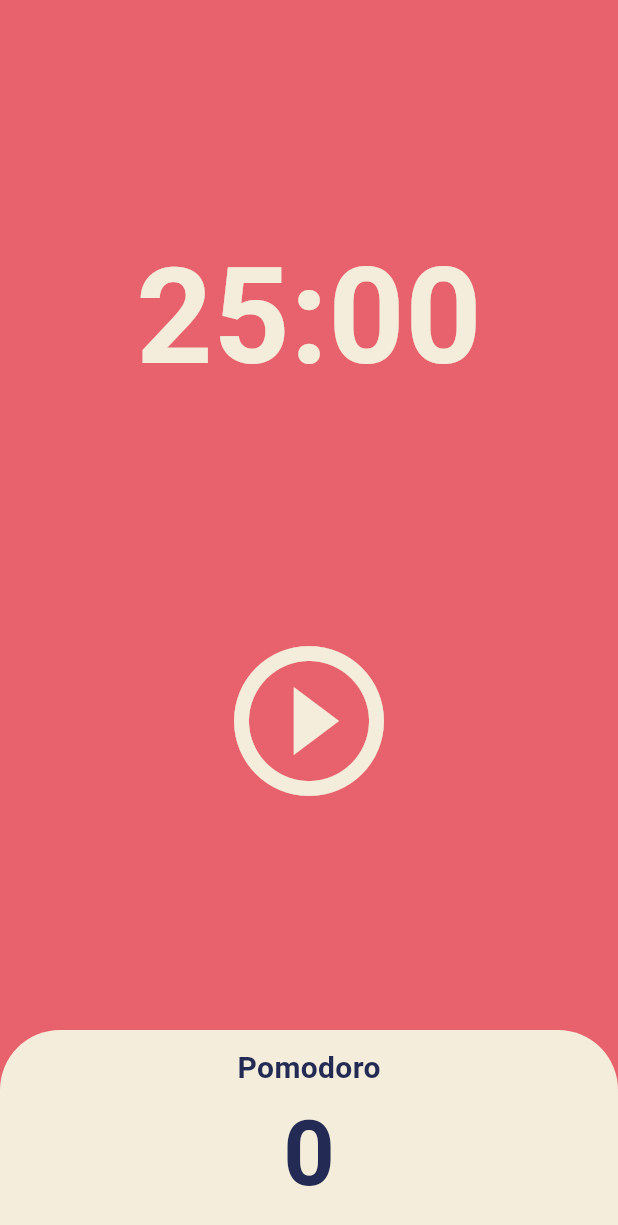
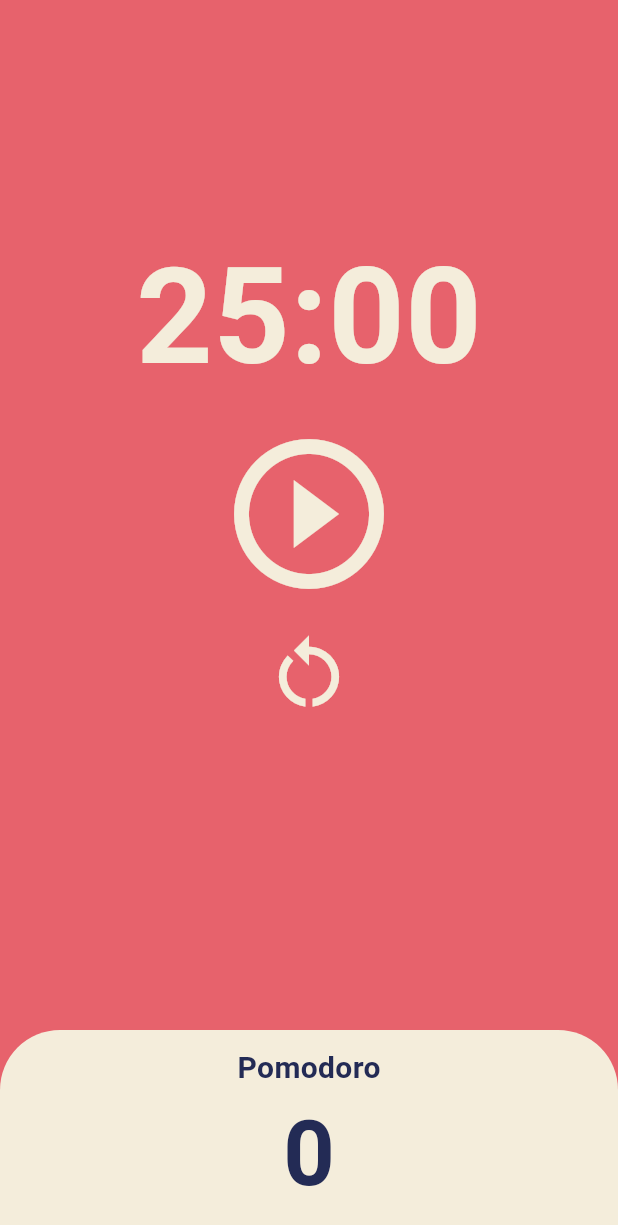
Before and after one commit to pybsh/flutter_pomodoro, a Flutter app: the screen it shows after launch, on a phone screen of 412 x 824 dp. Shown: the top 1225 px of the screen. Run offline on Flutter 3.47's test engine with Material 3 defaults, Android fonts, the phone set to English and light mode, and no system bars.

Commit message:
add reset button

```diff
--- a/lib/screens/home_screen.dart
+++ b/lib/screens/home_screen.dart
@@ -53,6 +53,14 @@
     return duration.toString().split('.').first.substring(2, 7);
   }
 
+  void onResetPressed() {
+    setState(() {
+      isRunning = false;
+      totalSecond = time;
+    });
+    timer.cancel();
+  }
+
   @override
   Widget build(BuildContext context) {
     return Scaffold(
@@ -76,7 +84,9 @@
           Flexible(
             flex: 3,
             child: Container(
-              child: Center(
+              child: Column(
+                children: [
+                  Center(
                     child: IconButton(
                       iconSize: 120,
                       color: Theme.of(context).cardColor,
@@ -84,6 +94,16 @@
                       icon: Icon(isRunning ? Icons.pause_circle_outline : Icons.play_circle_outline
                       ),
                     ),
+                  ),
+                  Center(
+                    child: IconButton(
+                      iconSize: 60,
+                      color: Theme.of(context).cardColor,
+                      onPressed: onResetPressed,
+                      icon: const Icon(Icons.restart_alt),
+                    ),
+                  ),
+                ],
               ),
             ),
           ),
```
Lines whose indentation alone changed are shown as unchanged.
